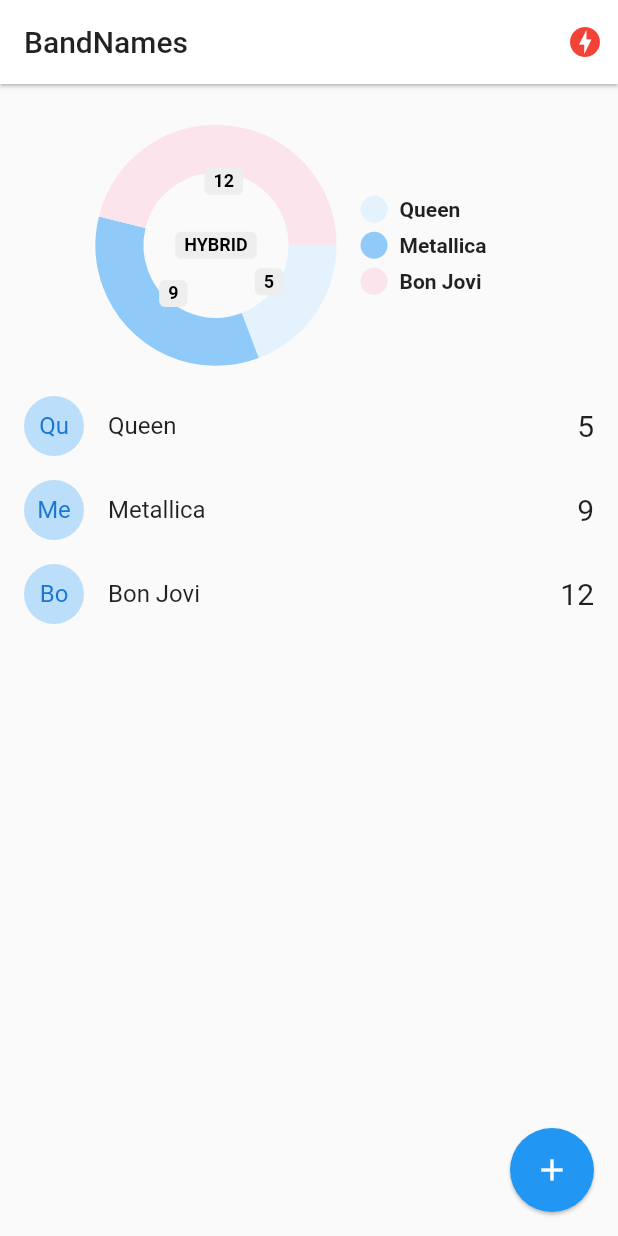
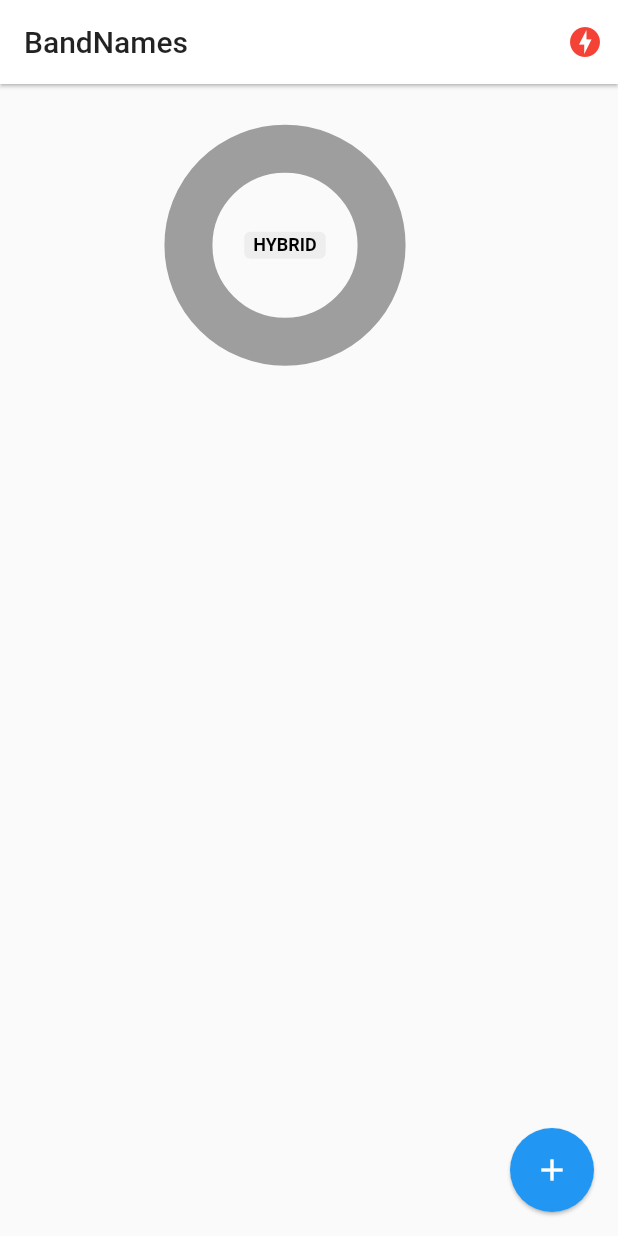
Before and after one commit to hufflevotom/flutter_bandname, a Flutter app: the screen it shows after launch, on a phone screen of 412 x 824 dp. Run offline on Flutter 3.47's test engine with Material 2 defaults, Android fonts, the phone set to English and light mode, and no system bars; drawn by our look-alikes of pie_chart; our stand-ins replace socket_io_client; network calls fail.

Commit message:
Cambio en home

```diff
--- a/lib/Pages/home.dart
+++ b/lib/Pages/home.dart
@@ -13,11 +13,7 @@
 }
 
 class _HomePageState extends State<HomePage> {
-  List<Band> bands = [
-    Band(id: '1', name: 'Queen', votes: 5),
-    Band(id: '2', name: 'Metallica', votes: 9),
-    Band(id: '3', name: 'Bon Jovi', votes: 12),
-  ];
+  List<Band> bands = [];
   @override
   void initState() {
     final socketService = Provider.of<SocketService>(context, listen: false);
```
